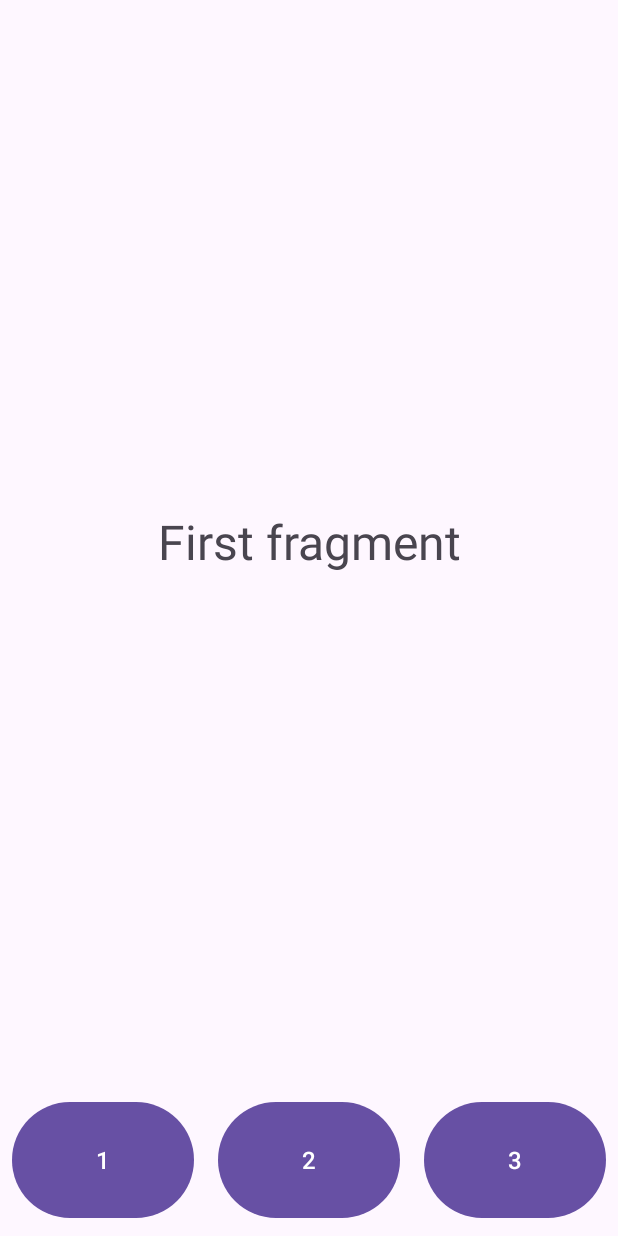
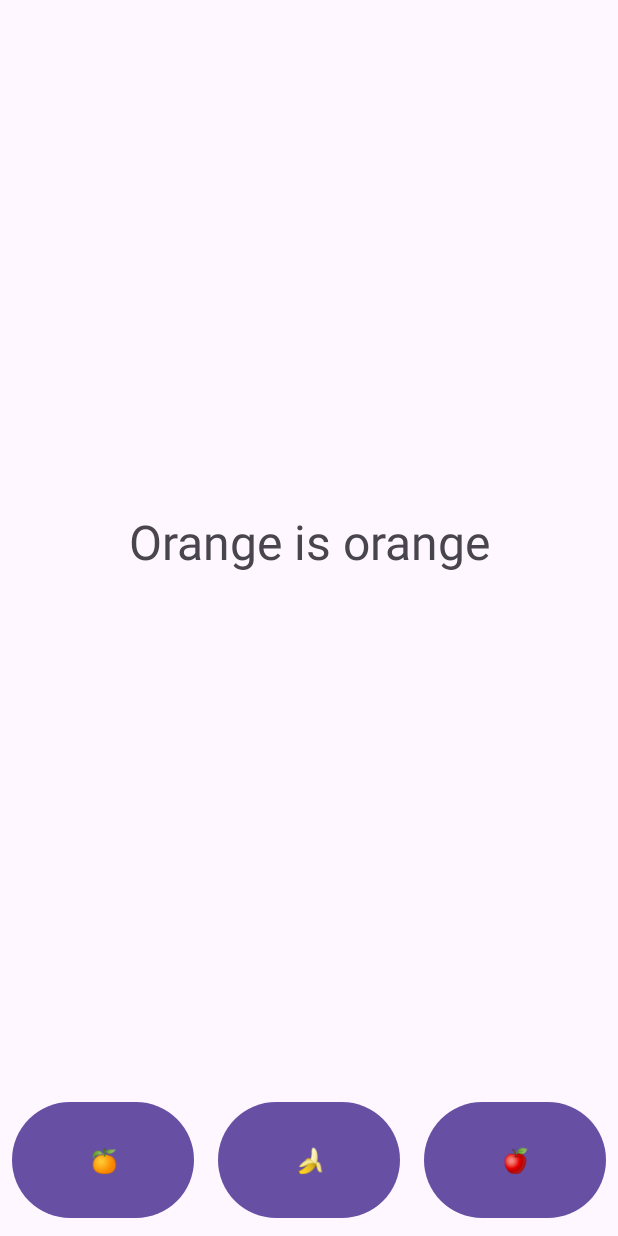
Before and after one commit to askartius/classwork-android, an Android app: the screen it shows after launch (MainActivity), on a phone screen of 412 x 824 dp. Run offline under Robolectric (Android 15) with nearby library versions, the phone set to English and light mode, and no system bars.

Commit message:
Add third fragment

```diff
--- a/app/src/main/java/com/example/classwork/MainActivity.java
+++ b/app/src/main/java/com/example/classwork/MainActivity.java
@@ -11,12 +11,14 @@ import android.view.View;
 import com.example.classwork.databinding.ActivityMainBinding;
 import com.example.classwork.fragment.Fragment1;
 import com.example.classwork.fragment.Fragment2;
+import com.example.classwork.fragment.Fragment3;
 
 public class MainActivity extends AppCompatActivity {
     private ActivityMainBinding binding;
     private FragmentManager fragmentManager;
     private Fragment fragment1;
     private Fragment2 fragment2;
+    private Fragment3 fragment3;
 
     @Override
     protected void onCreate(Bundle savedInstanceState) {
@@ -28,6 +30,7 @@ public class MainActivity extends AppCompatActivity {
         fragmentManager = getSupportFragmentManager();
         fragment1 = (Fragment1) fragmentManager.getFragments().get(0);
         fragment2 = new Fragment2();
+        fragment3 = new Fragment3();
 
         binding.button1.setOnClickListener(new View.OnClickListener() {
             @Override
@@ -48,5 +51,15 @@ public class MainActivity extends AppCompatActivity {
                         .commit();
             }
         });
+
+        binding.button3.setOnClickListener(new View.OnClickListener() {
+            @Override
+            public void onClick(View v) {
+                fragmentManager.beginTransaction()
+                        .replace(R.id.fragment_container, fragment3)
+                        .addToBackStack(null)
+                        .commit();
+            }
+        });
     }
 }
--- /dev/null
+++ b/app/src/main/java/com/example/classwork/fragment/Fragment3.java
@@ -0,0 +1,21 @@
+package com.example.classwork.fragment;
+
+import android.os.Bundle;
+
+import androidx.fragment.app.Fragment;
+
+import android.view.LayoutInflater;
+import android.view.View;
+import android.view.ViewGroup;
+
+import com.example.classwork.R;
+
+public class Fragment3 extends Fragment {
+    @Override
+    public View onCreateView(LayoutInflater inflater, ViewGroup container,
+                             Bundle savedInstanceState) {
+        View view = inflater.inflate(R.layout.fragment_3, container, false);
+
+        return view;
+    }
+}
--- a/app/src/main/res/layout/activity_main.xml
+++ b/app/src/main/res/layout/activity_main.xml
@@ -1,6 +1,5 @@
 <?xml version="1.0" encoding="utf-8"?>
 <LinearLayout xmlns:android="http://schemas.android.com/apk/res/android"
-    xmlns:tools="http://schemas.android.com/tools"
     android:layout_width="match_parent"
     android:layout_height="match_parent"
     android:orientation="vertical">
@@ -26,7 +25,7 @@
             android:layout_height="match_parent"
             android:layout_margin="8dp"
             android:layout_weight="1"
-            android:text="@string/one"
+            android:text="@string/orange_emoji"
             android:textSize="16sp" />
 
         <Button
@@ -35,7 +34,7 @@
             android:layout_height="match_parent"
             android:layout_margin="8dp"
             android:layout_weight="1"
-            android:text="@string/two"
+            android:text="@string/banana_emoji"
             android:textSize="16sp" />
 
         <Button
@@ -44,7 +43,7 @@
             android:layout_height="match_parent"
             android:layout_margin="8dp"
             android:layout_weight="1"
-            android:text="@string/three"
+            android:text="@string/apple_emoji"
             android:textSize="16sp" />
     </LinearLayout>
 </LinearLayout>
--- a/app/src/main/res/values/strings.xml
+++ b/app/src/main/res/values/strings.xml
@@ -1,8 +1,9 @@
 <resources>
     <string name="app_name">Classwork</string>
-    <string name="one">1</string>
-    <string name="two">2</string>
-    <string name="three">3</string>
-    <string name="first_fragment">First fragment</string>
-    <string name="second_fragment">Second fragment</string>
+    <string name="orange_emoji">🍊</string>
+    <string name="banana_emoji">🍌</string>
+    <string name="apple_emoji">🍎</string>
+    <string name="first_fragment">Orange is orange</string>
+    <string name="second_fragment">🙈🙉🙊</string>
+    <string name="third_fragment">I like Samsung</string>
 </resources>
```
Also changed, not shown: app/src/main/res/layout/fragment_3.xml (added, +18 -0 lines).
